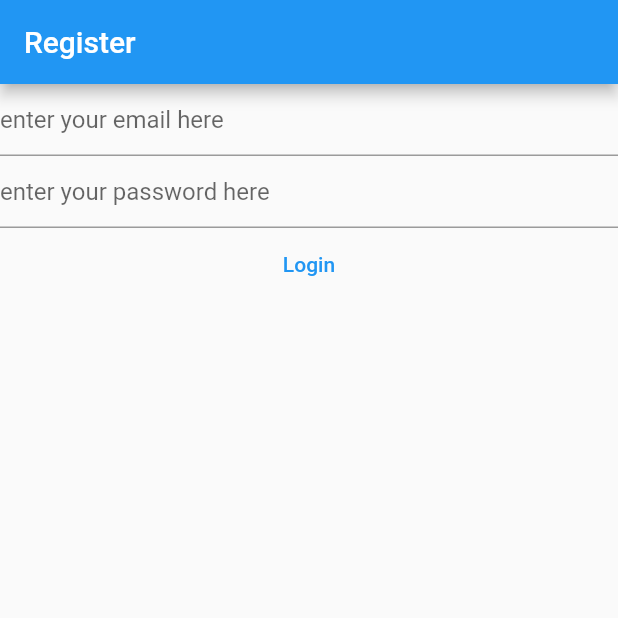
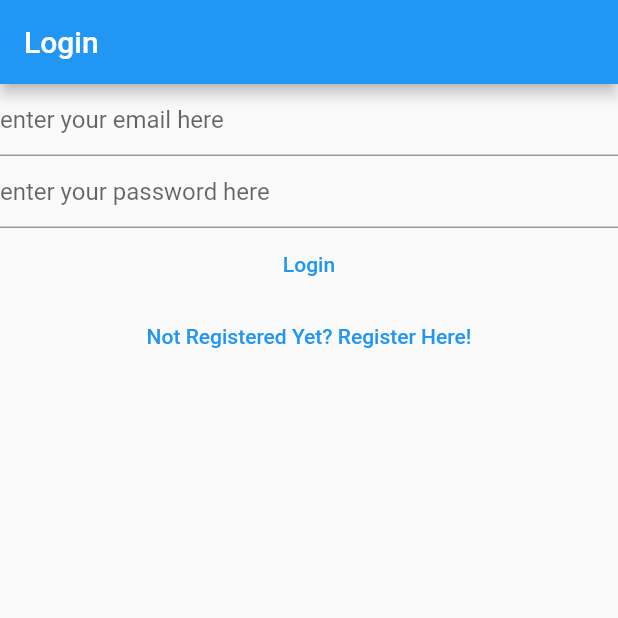
Before and after one commit to najmulmyself/mynotes, a Flutter app: the screen it shows after launch, on a phone screen of 412 x 824 dp, the top half of it. Run offline on Flutter 3.47's test engine with Material 2 defaults, Android fonts, the phone set to English and light mode, and no system bars; our stand-ins replace firebase_auth, firebase_core; accounts and stored records are empty.

Commit message:
fixed not trasferring the register route

```diff
--- a/lib/main.dart
+++ b/lib/main.dart
@@ -17,10 +17,14 @@ void main() async {
 class MyApp extends StatelessWidget {
   @override
   Widget build(BuildContext context) {
-    return const MaterialApp(
+    return  MaterialApp(
       debugShowCheckedModeBanner: false,
       title: 'Material App',
       home: HomePage(),
+      routes: {
+        '/login/': (context) => const LoginView(),
+        '/register/':(context) => const RegisterView(),
+      },
     );
   }
 }
--- a/lib/screens/homepage.dart
+++ b/lib/screens/homepage.dart
@@ -11,7 +11,7 @@ class HomePage extends StatelessWidget {
   Widget build(BuildContext context) {
     return Scaffold(
       appBar: AppBar(
-        title: const Text('Register'),
+        title: const Text('Login'),
       ),
       body: FutureBuilder(
         future: Firebase.initializeApp(
--- a/lib/screens/login_view.dart
+++ b/lib/screens/login_view.dart
@@ -67,6 +67,13 @@ class _LoginViewState extends State<LoginView> {
           },
           child: const Text('Login'),
         ),
+        TextButton(
+          onPressed: () {
+            Navigator.of(context)
+                .pushNamedAndRemoveUntil('/register/', (route) => false);
+          },
+          child: Text('Not Registered Yet? Register Here!'),
+        )
       ],
     );
   }
```
